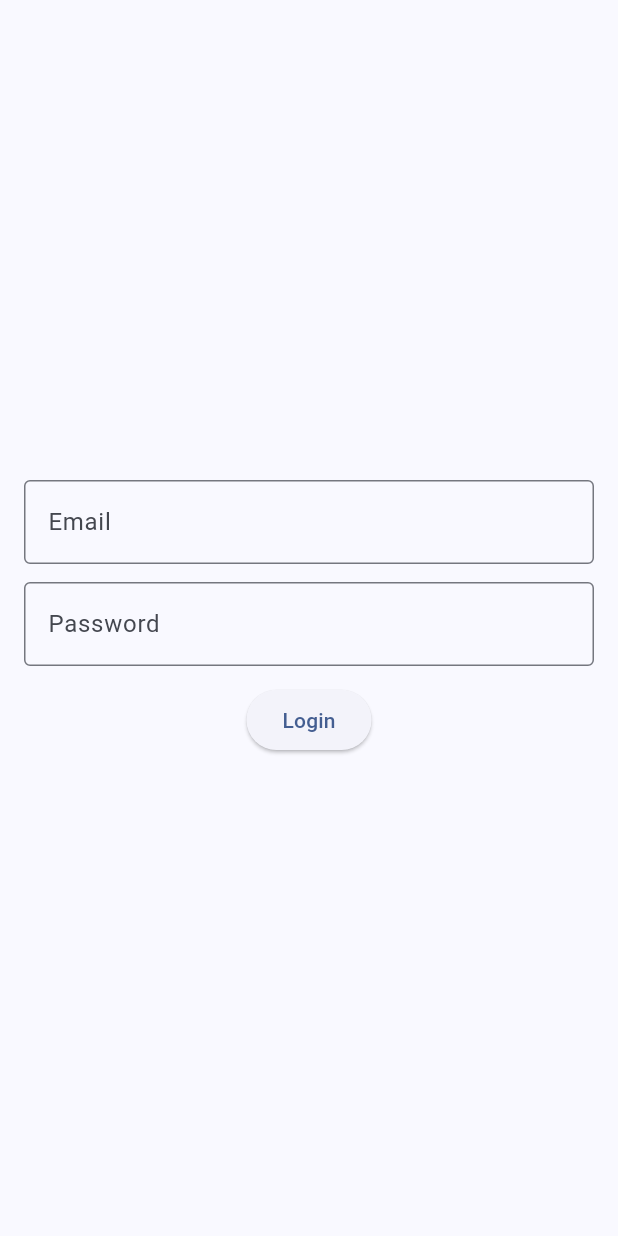
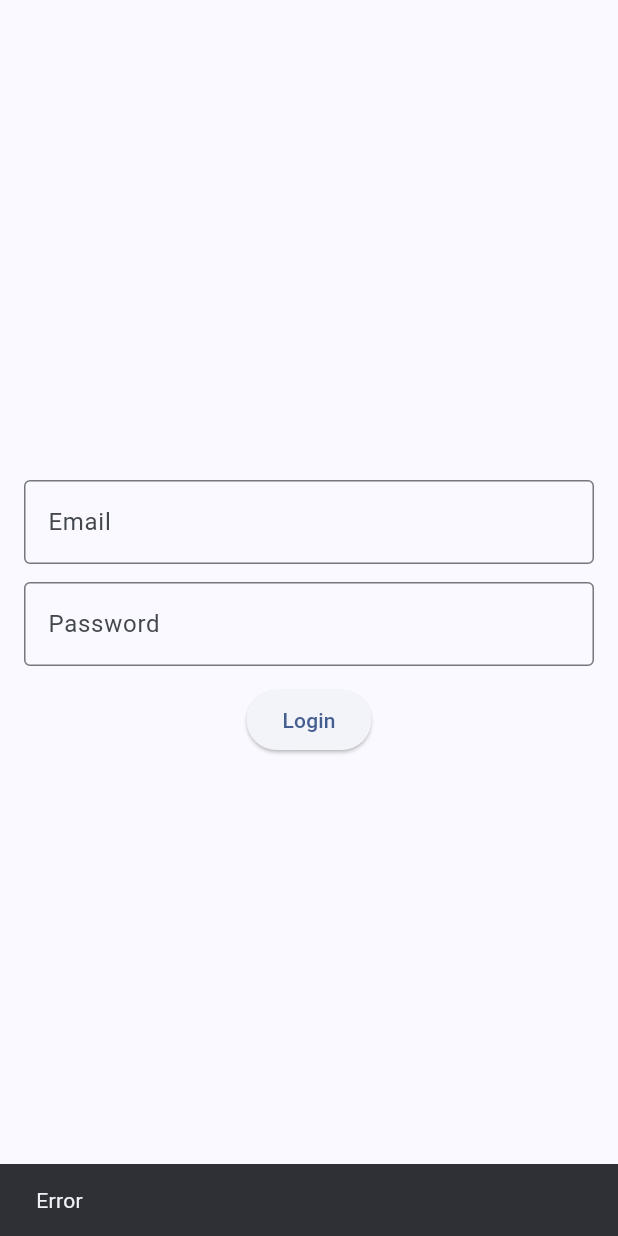
Before and after one commit to oulanbator/cours_flutter_login_form, a Flutter app: the screen it shows after launch, after a tap on "Login", on a phone screen of 412 x 824 dp. Run offline on Flutter 3.47's test engine with Material 3 defaults, Android fonts, the phone set to English and light mode, and no system bars.

Commit message:
Implements AuthService and login logic

```diff
--- a/lib/app.dart
+++ b/lib/app.dart
@@ -1,5 +1,8 @@
+import 'package:cours_flutter_login_form/screens/home_page.dart';
 import 'package:cours_flutter_login_form/screens/login_page.dart';
+import 'package:cours_flutter_login_form/service/auth_service.dart';
 import 'package:flutter/material.dart';
+import 'package:provider/provider.dart';
 
 class App extends StatelessWidget {
   const App({super.key});
@@ -11,7 +14,16 @@ class App extends StatelessWidget {
         colorScheme: ColorScheme.fromSeed(seedColor: Colors.blueAccent),
         useMaterial3: true,
       ),
-      home: LoginPage(),
+      home: Consumer<AuthService>(
+        builder: (context, auth, child) {
+          if (auth.isLoggedIn) {
+            return HomePage();
+          } else {
+            return LoginPage();
+          }
+        },
+      ),
+      debugShowCheckedModeBanner: false,
     );
   }
 }
--- a/lib/main.dart
+++ b/lib/main.dart
@@ -1,6 +1,13 @@
 import 'package:cours_flutter_login_form/app.dart';
+import 'package:cours_flutter_login_form/service/auth_service.dart';
 import 'package:flutter/material.dart';
+import 'package:provider/provider.dart';
 
 void main() {
-  runApp(const App());
+  runApp(
+    ChangeNotifierProvider(
+      create: (context) => AuthService(),
+      child: const App(),
+    ),
+  );
 }
--- a/lib/screens/home_page.dart
+++ b/lib/screens/home_page.dart
@@ -1,4 +1,6 @@
+import 'package:cours_flutter_login_form/service/auth_service.dart';
 import 'package:flutter/material.dart';
+import 'package:provider/provider.dart';
 
 class HomePage extends StatelessWidget {
   const HomePage({super.key});
@@ -7,7 +9,15 @@ class HomePage extends StatelessWidget {
   Widget build(BuildContext context) {
     return Scaffold(
       appBar: AppBar(
+        backgroundColor: Theme.of(context).colorScheme.inversePrimary,
         title: const Text("Home"),
+        actions: [
+          IconButton(
+            onPressed: () =>
+                Provider.of<AuthService>(context, listen: false).logout(),
+            icon: Icon(Icons.logout),
+          ),
+        ],
       ),
     );
   }
--- a/lib/screens/login_page.dart
+++ b/lib/screens/login_page.dart
@@ -1,4 +1,6 @@
+import 'package:cours_flutter_login_form/service/auth_service.dart';
 import 'package:flutter/material.dart';
+import 'package:provider/provider.dart';
 
 class LoginPage extends StatefulWidget {
   const LoginPage({super.key});
@@ -13,6 +15,8 @@ class _LoginPageState extends State<LoginPage> {
 
   @override
   Widget build(BuildContext context) {
+    var authService = Provider.of<AuthService>(context, listen: false);
+
     return Scaffold(
       body: Padding(
         padding: const EdgeInsets.all(16.0),
@@ -37,21 +41,23 @@ class _LoginPageState extends State<LoginPage> {
                 var username = usernameController.text;
                 var password = passwordController.text;
 
-                if (username == "admin" && password == "password") {
-                  ScaffoldMessenger.of(context).showSnackBar(
-                    const SnackBar(
-                      duration: Duration(seconds: 0),
-                      content: Text("Success"),
-                    ),
-                  );
-                } else {
-                  ScaffoldMessenger.of(context).showSnackBar(
-                    const SnackBar(
-                      duration: Duration(seconds: 0),
-                      content: Text("Error"),
-                    ),
-                  );
-                }
+                authService.login(username, password, context);
+
+                // if (username == "admin" && password == "password") {
+                //   ScaffoldMessenger.of(context).showSnackBar(
+                //     const SnackBar(
+                //       duration: Duration(seconds: 0),
+                //       content: Text("Success"),
+                //     ),
+                //   );
+                // } else {
+                //   ScaffoldMessenger.of(context).showSnackBar(
+                //     const SnackBar(
+                //       duration: Duration(seconds: 0),
+                //       content: Text("Error"),
+                //     ),
+                //   );
+                // }
               },
               child: Text("Login"),
             )
--- /dev/null
+++ b/lib/service/auth_service.dart
@@ -0,0 +1,31 @@
+import 'package:flutter/material.dart';
+
+class AuthService extends ChangeNotifier {
+  bool isLoggedIn = false;
+
+  void login(String username, String password, BuildContext context) {
+    if (username == "admin" && password == "password") {
+      isLoggedIn = true;
+      ScaffoldMessenger.of(context).showSnackBar(
+        const SnackBar(
+          duration: Duration(seconds: 1),
+          content: Text("Success"),
+        ),
+      );
+    } else {
+      ScaffoldMessenger.of(context).showSnackBar(
+        const SnackBar(
+          duration: Duration(seconds: 1),
+          content: Text("Error"),
+        ),
+      );
+    }
+
+    notifyListeners();
+  }
+
+  void logout() {
+    isLoggedIn = false;
+    notifyListeners();
+  }
+}
--- a/pubspec.yaml
+++ b/pubspec.yaml
@@ -9,6 +9,7 @@ environment:
 dependencies:
   flutter:
     sdk: flutter
+  provider: ^6.1.2
 
 dev_dependencies:
   flutter_test:
```
Also changed, not shown: pubspec.lock.
